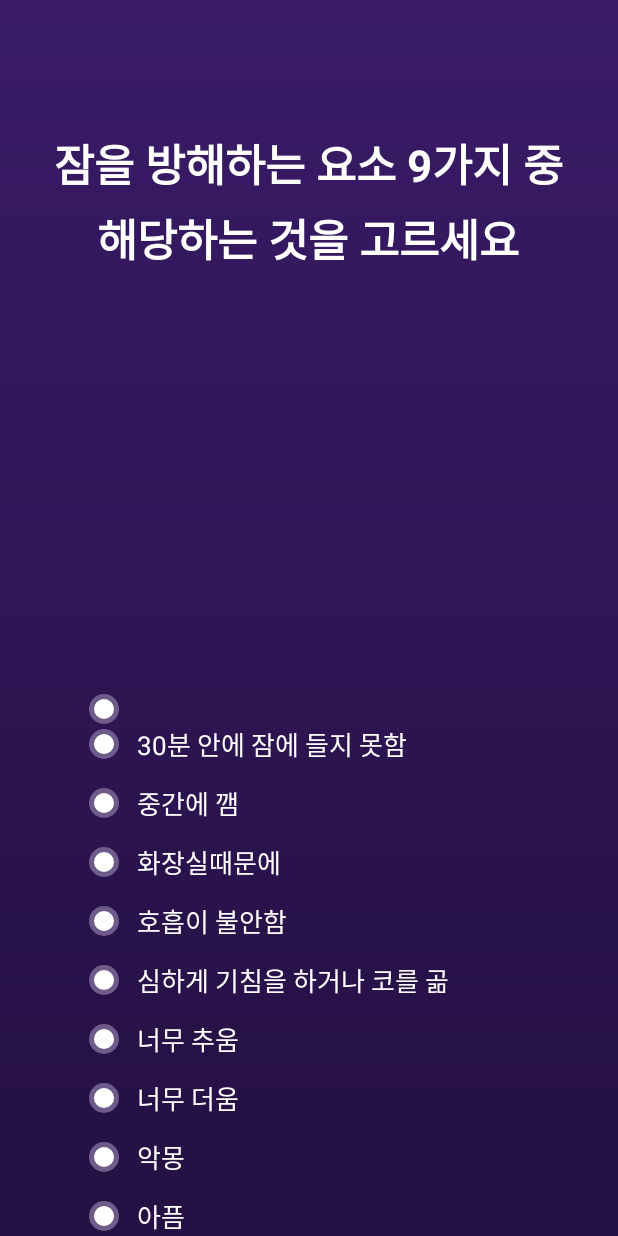
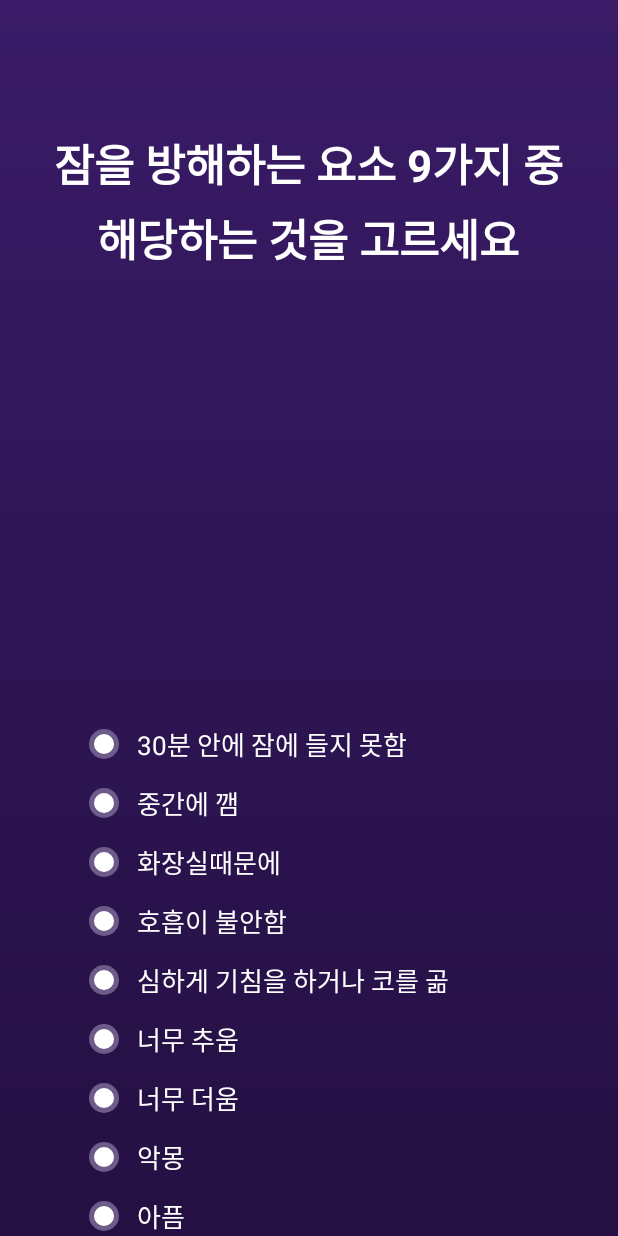
Before and after one commit to DDAMDOO/mollo, an Android app: the fragment Survey_p5 shown on its own in the app's theme, on a phone screen of 412 x 824 dp. Run offline under Robolectric (Android 15) with nearby library versions, the phone set to English and light mode, and no system bars; our stand-ins replace ButterKnife; Roboto replaces fonts that are not available here.

Commit message:
simple correction

```diff
--- a/app/build.gradle
+++ b/app/build.gradle
@@ -41,6 +41,9 @@ dependencies {
     implementation 'com.android.support:animated-vector-drawable:26.1.0'
     implementation 'com.android.support:customtabs:26.1.0'
     implementation 'com.android.support.constraint:constraint-layout:1.1.2'
+
+
+    implementation 'com.android.support:support-annotations:+'
 
     //test
     testImplementation 'junit:junit:4.12'
--- a/app/src/main/java/themollo/app/mollo/survey/DoSurveyActivity.java
+++ b/app/src/main/java/themollo/app/mollo/survey/DoSurveyActivity.java
@@ -161,7 +161,7 @@ public class DoSurveyActivity extends AppUtilBasement {
 
     @Override
     public void setButtonListener() {
-        llBack.setOnClickListener(new View.OnClickListener() {
+        llBack.setOnClickListener(new View.OnClickListener(){
             @Override
             public void onClick(View v) {
                 int tag = (int) v.getTag();
@@ -189,6 +189,4 @@ public class DoSurveyActivity extends AppUtilBasement {
     public void butterBind() {
         ButterKnife.bind(this);
     }
-
-
 }
--- a/app/src/main/res/layout/survey_1.xml
+++ b/app/src/main/res/layout/survey_1.xml
@@ -40,6 +40,7 @@
                     android:layout_margin="20dp">
 
                     <ImageView
+                        android:contentDescription="aa"
                         android:id="@+id/ivMaleCircle"
                         android:layout_width="60dp"
                         android:layout_height="60dp"
--- a/app/src/main/res/layout/survey_2.xml
+++ b/app/src/main/res/layout/survey_2.xml
@@ -72,7 +72,7 @@
                         android:layout_height="60dp"
                         android:layout_gravity="center"
                         android:src="@drawable/gradient_button"
-                        android:visibility="gone"/>
+                        android:visibility="visible" />
 
 
                     <TextView
@@ -98,7 +98,7 @@
                         android:layout_height="60dp"
                         android:layout_gravity="center"
                         android:src="@drawable/gradient_button"
-                        android:visibility="gone"/>
+                        android:visibility="visible" />
 
 
                     <TextView
--- a/app/src/main/res/layout/survey_p5.xml
+++ b/app/src/main/res/layout/survey_p5.xml
@@ -35,12 +35,12 @@
             android:layout_width="match_parent"
             android:layout_height="wrap_content"
             android:orientation="horizontal">
-
-            <ImageView
-                android:id="@+id/ivsymp1"
-                android:layout_width="20dp"
-                android:layout_height="20dp"
-                android:background="@drawable/radio_not_clicked"/>
+    //왜 넣었는지 모르는 버튼
+            <!--<ImageView-->
+                <!--android:id="@+id/ivsymp1"-->
+                <!--android:layout_width="20dp"-->
+                <!--android:layout_height="20dp"-->
+                <!--android:background="@drawable/radio_not_clicked"/>-->
 
         </LinearLayout>
 
@@ -53,7 +53,7 @@
             android:textSize="17sp"
             android:button="@drawable/radio_button"
             android:paddingLeft="12dp"
-            app:fontName="RoundL"/>
+            />
 
         <RadioButton
             android:id="@+id/symp2"
```
Also changed, not shown: app/src/main/res/layout/activity_alarm.xml (+1 -13 lines), app/src/main/res/layout/survey_p7.xml (+0 -19 lines), app/src/main/res/layout/temp.xml (+6 -6 lines).
